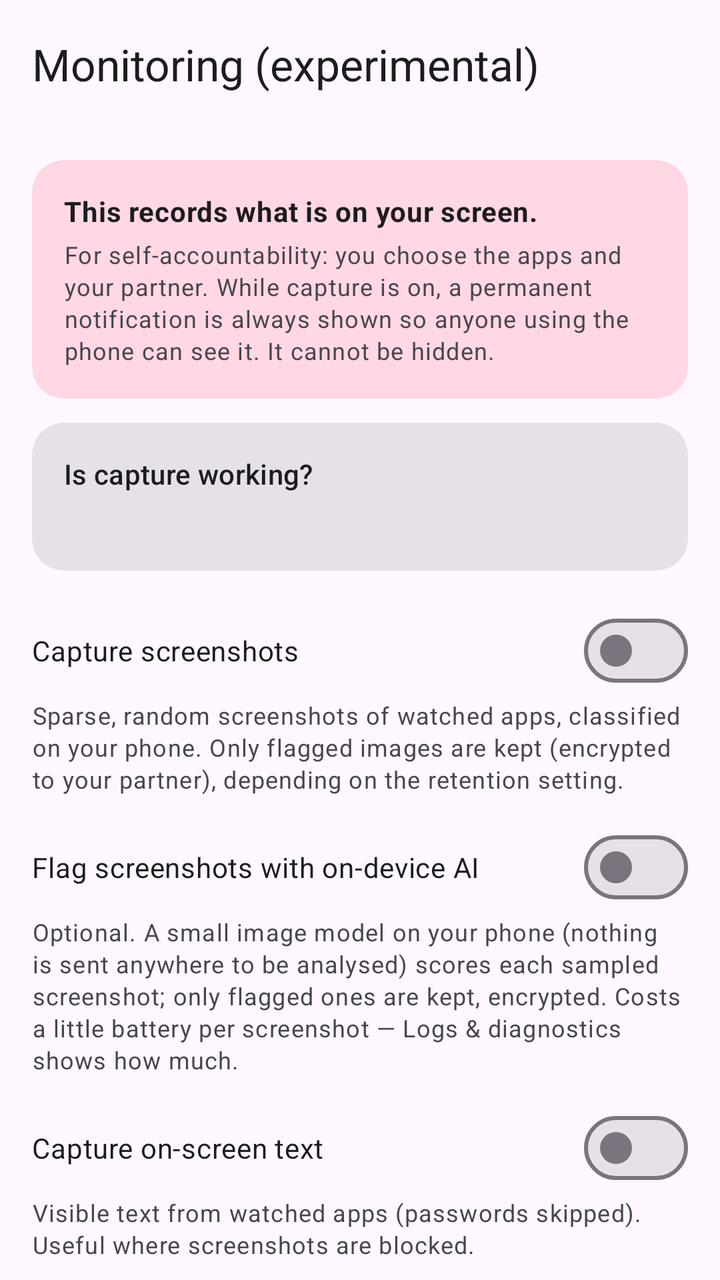
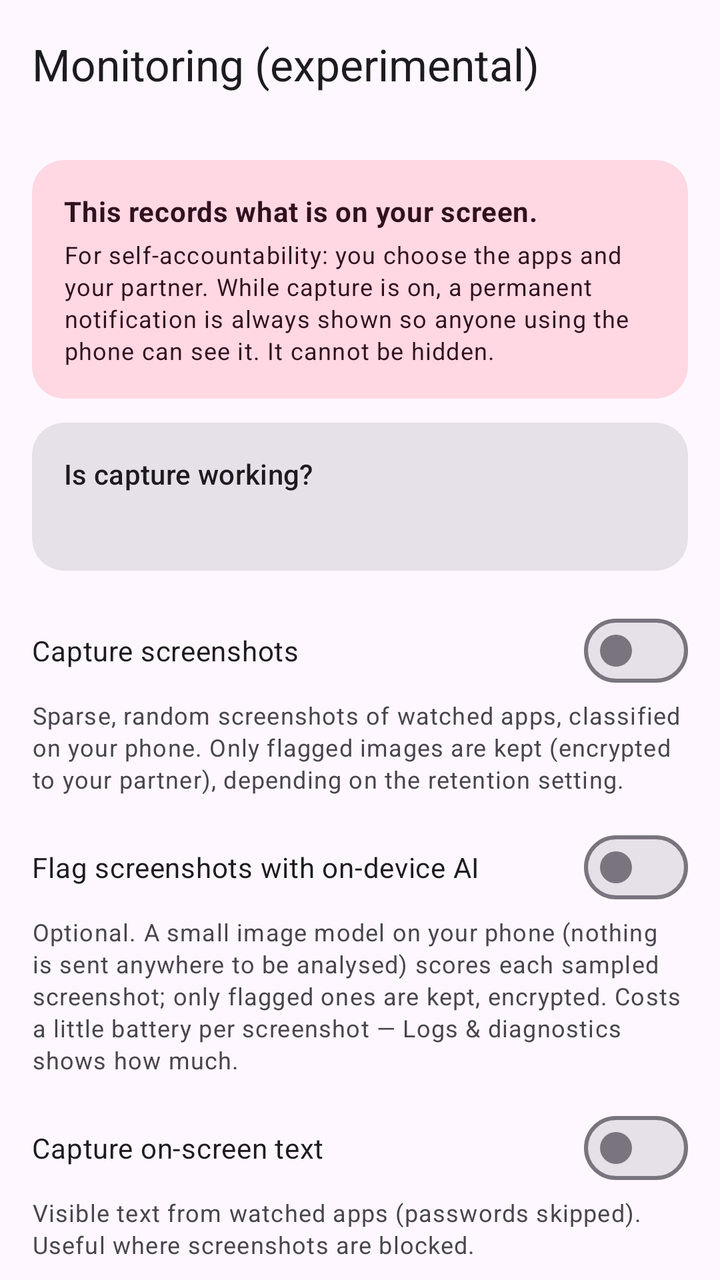

An Android layout rendered at two revisions. The XML below is the earlier revision; the diff shows what the commit changed to produce the second picture.
<!-- AndroidManifest.xml: application theme Theme.FocusFence -->
<!-- res/layout/activity_monitoring.xml -->
<?xml version="1.0" encoding="utf-8"?>
<androidx.coordinatorlayout.widget.CoordinatorLayout
    xmlns:android="http://schemas.android.com/apk/res/android"
    xmlns:app="http://schemas.android.com/apk/res-auto"
    android:layout_width="match_parent"
    android:layout_height="match_parent">

    <com.google.android.material.appbar.AppBarLayout
        android:layout_width="match_parent"
        android:layout_height="wrap_content">

        <com.google.android.material.appbar.MaterialToolbar
            android:id="@+id/toolbar"
            android:layout_width="match_parent"
            android:layout_height="?attr/actionBarSize"
            app:title="@string/monitor_title" />
    </com.google.android.material.appbar.AppBarLayout>

    <androidx.core.widget.NestedScrollView
        android:layout_width="match_parent"
        android:layout_height="match_parent"
        app:layout_behavior="@string/appbar_scrolling_view_behavior">

        <LinearLayout
            android:layout_width="match_parent"
            android:layout_height="wrap_content"
            android:orientation="vertical"
            android:padding="16dp">

            <com.google.android.material.card.MaterialCardView
                android:layout_width="match_parent"
                android:layout_height="wrap_content"
                app:cardCornerRadius="16dp"
                app:contentPadding="16dp"
                app:cardBackgroundColor="?attr/colorTertiaryContainer">

                <LinearLayout
                    android:layout_width="match_parent"
                    android:layout_height="wrap_content"
                    android:orientation="vertical">

                    <TextView
                        android:layout_width="match_parent"
                        android:layout_height="wrap_content"
                        android:text="@string/monitor_banner"
                        android:textAppearance="?attr/textAppearanceBodyMedium"
                        android:textStyle="bold" />

                    <TextView
                        android:layout_width="match_parent"
                        android:layout_height="wrap_content"
                        android:layout_marginTop="4dp"
                        android:text="@string/monitor_banner_detail"
                        android:textAppearance="?attr/textAppearanceBodySmall"
                        android:textColor="?android:attr/textColorSecondary" />
                </LinearLayout>
            </com.google.android.material.card.MaterialCardView>

            <com.google.android.material.card.MaterialCardView
                android:layout_width="match_parent"
                android:layout_height="wrap_content"
                android:layout_marginTop="12dp"
                app:cardCornerRadius="16dp"
                app:contentPadding="16dp">
                <LinearLayout
                    android:layout_width="match_parent"
                    android:layout_height="wrap_content"
                    android:orientation="vertical">
                    <TextView
                        android:layout_width="match_parent"
                        android:layout_height="wrap_content"
                        android:text="@string/capture_status_title"
                        android:textAppearance="?attr/textAppearanceTitleSmall" />
                    <TextView
                        android:id="@+id/captureStatus"
                        android:layout_width="match_parent"
                        android:layout_height="wrap_content"
                        android:layout_marginTop="4dp"
                        android:textAppearance="?attr/textAppearanceBodyMedium" />
                </LinearLayout>
            </com.google.android.material.card.MaterialCardView>

            <com.google.android.material.materialswitch.MaterialSwitch
                android:id="@+id/screenshotsSwitch"
                android:layout_width="match_parent"
                android:layout_height="wrap_content"
                android:layout_marginTop="16dp"
                android:text="@string/monitor_shots" />

            <TextView
                android:id="@+id/screenshotsHint"
                android:layout_width="match_parent"
                android:layout_height="wrap_content"
                android:text="@string/monitor_shots_hint"
                android:textAppearance="?attr/textAppearanceBodySmall"
                android:textColor="?android:attr/textColorSecondary" />

            <com.google.android.material.materialswitch.MaterialSwitch
                android:id="@+id/aiSwitch"
                android:layout_width="match_parent"
                android:layout_height="wrap_content"
                android:layout_marginTop="12dp"
                android:text="@string/monitor_ai" />

            <TextView
                android:layout_width="match_parent"
                android:layout_height="wrap_content"
                android:text="@string/monitor_ai_hint"
                android:textAppearance="?attr/textAppearanceBodySmall"
                android:textColor="?android:attr/textColorSecondary" />

            <com.google.android.material.materialswitch.MaterialSwitch
                android:id="@+id/textSwitch"
                android:layout_width="match_parent"
                android:layout_height="wrap_content"
                android:layout_marginTop="12dp"
                android:text="@string/monitor_text" />

            <TextView
                android:layout_width="match_parent"
                android:layout_height="wrap_content"
                android:text="@string/monitor_text_hint"
                android:textAppearance="?attr/textAppearanceBodySmall"
                android:textColor="?android:attr/textColorSecondary" />

            <Button
                android:id="@+id/watchedAppsButton"
                style="@style/Widget.Material3.Button.TonalButton"
                android:layout_width="wrap_content"
                android:layout_height="wrap_content"
                android:layout_marginTop="12dp"
                android:text="@string/monitor_watched_apps" />

            <com.google.android.material.textfield.TextInputLayout
                style="@style/Widget.Material3.TextInputLayout.OutlinedBox.ExposedDropdownMenu"
                android:layout_width="match_parent"
                android:layout_height="wrap_content"
                android:layout_marginTop="16dp"
                android:hint="@string/monitor_level">

                <com.google.android.material.textfield.MaterialAutoCompleteTextView
                    android:id="@+id/levelDropdown"
                    android:layout_width="match_parent"
                    android:layout_height="wrap_content"
                    android:inputType="none" />
            </com.google.android.material.textfield.TextInputLayout>

            <com.google.android.material.textfield.TextInputLayout
                style="@style/Widget.Material3.TextInputLayout.OutlinedBox.ExposedDropdownMenu"
                android:layout_width="match_parent"
                android:layout_height="wrap_content"
                android:layout_marginTop="12dp"
                android:hint="@string/monitor_retention">

                <com.google.android.material.textfield.MaterialAutoCompleteTextView
                    android:id="@+id/retentionDropdown"
                    android:layout_width="match_parent"
                    android:layout_height="wrap_content"
                    android:inputType="none" />
            </com.google.android.material.textfield.TextInputLayout>

            <TextView
                android:layout_width="match_parent"
                android:layout_height="wrap_content"
                android:layout_marginTop="16dp"
                android:text="@string/monitor_partner_key"
                android:textAppearance="?attr/textAppearanceTitleSmall" />

            <TextView
                android:id="@+id/partnerKeyStatus"
                android:layout_width="match_parent"
                android:layout_height="wrap_content"
                android:textAppearance="?attr/textAppearanceBodySmall"
                android:textColor="?android:attr/textColorSecondary" />

            <com.google.android.material.textfield.TextInputLayout
                android:layout_width="match_parent"
                android:layout_height="wrap_content"
                android:layout_marginTop="4dp"
                android:hint="@string/monitor_partner_key_hint">

                <com.google.android.material.textfield.TextInputEditText
                    android:id="@+id/partnerKeyInput"
                    android:layout_width="match_parent"
                    android:layout_height="wrap_content"
                    android:inputType="textNoSuggestions"
                    android:maxLines="3" />
            </com.google.android.material.textfield.TextInputLayout>

            <Button
                android:id="@+id/partnerKeySaveButton"
                style="@style/Widget.Material3.Button.TextButton"
                android:layout_width="wrap_content"
                android:layout_height="wrap_content"
                android:text="@string/monitor_partner_key_save" />
        </LinearLayout>
    </androidx.core.widget.NestedScrollView>
</androidx.coordinatorlayout.widget.CoordinatorLayout>
<!-- resources referenced by this layout -->
<resources>
  <string name="capture_status_title">Is capture working?</string>
  <string name="monitor_ai">Flag screenshots with on-device AI</string>
  <string name="monitor_ai_hint">Optional. A small image model on your phone (nothing is sent anywhere to be analysed) scores each sampled screenshot; only flagged ones are kept, encrypted. Costs a little battery per screenshot — Logs &amp; diagnostics shows how much.</string>
  <string name="monitor_banner">This records what is on your screen.</string>
  <string name="monitor_banner_detail">For self-accountability: you choose the apps and your partner. While capture is on, a permanent notification is always shown so anyone using the phone can see it. It cannot be hidden.</string>
  <string name="monitor_level">Screenshot frequency</string>
  <string name="monitor_partner_key">Partner encryption key</string>
  <string name="monitor_partner_key_hint">Paste partner public key (Base64)</string>
  <string name="monitor_partner_key_save">Save key</string>
  <string name="monitor_retention">What to keep</string>
  <string name="monitor_shots">Capture screenshots</string>
  <string name="monitor_shots_hint">Sparse, random screenshots of watched apps, classified on your phone. Only flagged images are kept (encrypted to your partner), depending on the retention setting.</string>
  <string name="monitor_text">Capture on-screen text</string>
  <string name="monitor_text_hint">Visible text from watched apps (passwords skipped). Useful where screenshots are blocked.</string>
  <string name="monitor_title">Monitoring (experimental)</string>
  <string name="monitor_watched_apps">Watched apps (%1$d)</string>
  <style name="Theme.FocusFence" parent="Theme.Material3.DayNight.NoActionBar">
          <item name="colorPrimary">@color/brand_primary</item>
          
          <item name="materialCardViewStyle">@style/Widget.Material3.CardView.Filled</item>
          
          <item name="android:statusBarColor">?attr/colorSurface</item>
          <item name="android:navigationBarColor">?attr/colorSurface</item>
          <item name="android:windowLightStatusBar">true</item>
      </style>
  <color name="brand_primary">#2E7D32</color>
</resources>

<!-- the commit's change to res/layout/activity_monitoring.xml (unified diff, before → after) -->
@@ -44,6 +44,7 @@
                         android:layout_height="wrap_content"
                         android:text="@string/monitor_banner"
                         android:textAppearance="?attr/textAppearanceBodyMedium"
+                        android:textColor="?attr/colorOnTertiaryContainer"
                         android:textStyle="bold" />
 
                     <TextView
@@ -52,7 +53,7 @@
                         android:layout_marginTop="4dp"
                         android:text="@string/monitor_banner_detail"
                         android:textAppearance="?attr/textAppearanceBodySmall"
-                        android:textColor="?android:attr/textColorSecondary" />
+                        android:textColor="?attr/colorOnTertiaryContainer" />
                 </LinearLayout>
             </com.google.android.material.card.MaterialCardView>
 
